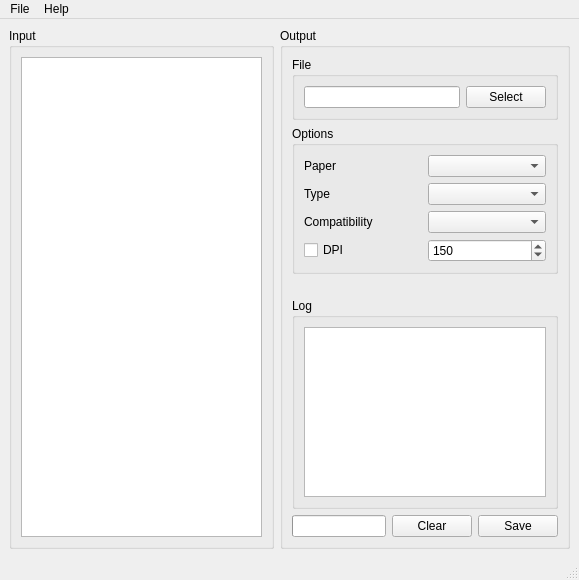
nettstudio/fusepdf, file fusepdf.ui: the form before one commit.
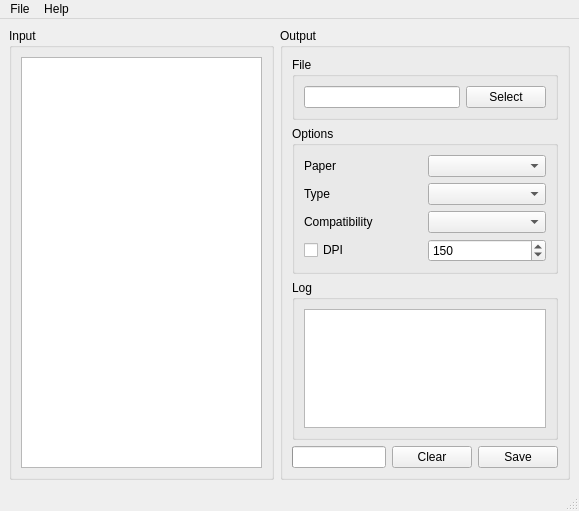
The form after the commit. Custom widgets are drawn as their Qt base class.

Patch:
```diff
--- a/fusepdf.ui
+++ b/fusepdf.ui
@@ -7,7 +7,7 @@
     <x>0</x>
     <y>0</y>
     <width>579</width>
-    <height>580</height>
+    <height>511</height>
    </rect>
   </property>
   <property name="windowTitle">
```
